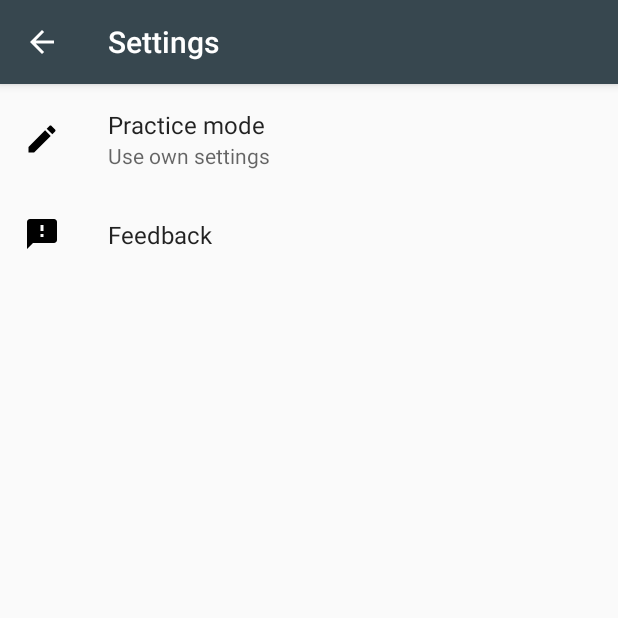
After one commit to LeeSeungYun1020/ArithmeticOperations, an Android app: the SettingsActivity screen opened directly, with no data from a screen before it, on a phone screen of 412 x 824 dp, the top half of it. The commit adds this screen. Run offline under Robolectric (Android 15) with nearby library versions, the phone set to English and light mode, and no system bars; our stand-ins replace androidx.preference.

Commit message:
설정 파트 구현 완료 SettingsActivity로 설정 activity 작동 1. 연습 모드 관련 설정 2. 피드백 관련 설정 (오류 보고, 깃허브 링크)

```diff
--- a/app/build.gradle
+++ b/app/build.gradle
@@ -31,6 +31,7 @@ dependencies {
     implementation 'androidx.appcompat:appcompat:1.1.0'
     implementation 'androidx.core:core-ktx:1.1.0'
     implementation 'androidx.constraintlayout:constraintlayout:1.1.3'
+    implementation 'androidx.legacy:legacy-support-v4:1.0.0'
     androidTestImplementation 'androidx.test.ext:junit:1.1.1'
     androidTestImplementation 'androidx.test.espresso:espresso-core:3.2.0'
 
@@ -52,10 +53,14 @@ dependencies {
     androidTestImplementation "androidx.arch.core:core-testing:$rootProject.androidxArchVersion"
     implementation "androidx.lifecycle:lifecycle-viewmodel-ktx:$rootProject.archLifecycleVersion"
 
+    // Setting
+    implementation "androidx.preference:preference:1.1.0"
+
     // Testing
     androidTestImplementation "androidx.arch.core:core-testing:$rootProject.coreTestingVersion"
     testImplementation 'junit:junit:4.12'
     androidTestImplementation('androidx.test.espresso:espresso-core:3.1.0', {
         exclude group: 'com.android.support', module: 'support-annotations'
     })
+    implementation 'androidx.preference:preference-ktx:1.1.0'
 }
--- a/app/src/main/java/android/leeseungyun/arithmeticoperations/MainActivity.kt
+++ b/app/src/main/java/android/leeseungyun/arithmeticoperations/MainActivity.kt
@@ -1,9 +1,9 @@
 package android.leeseungyun.arithmeticoperations
 
+import android.os.Bundle
 import androidx.appcompat.app.AppCompatActivity
-import android.os.Bundle
 import kotlinx.android.synthetic.main.activity_main.*
-import org.jetbrains.anko.*
+import org.jetbrains.anko.startActivity
 
 class MainActivity : AppCompatActivity() {
 
@@ -14,12 +14,13 @@ class MainActivity : AppCompatActivity() {
             startActivity<GameActivity>()
         }
         practiceButton.setOnClickListener {
+
         }
         descriptionButton.setOnClickListener {
 
         }
         settingButton.setOnClickListener {
-
+            startActivity<SettingsActivity>()
         }
     }
 }
--- /dev/null
+++ b/app/src/main/java/android/leeseungyun/arithmeticoperations/SettingsActivity.kt
@@ -0,0 +1,91 @@
+package android.leeseungyun.arithmeticoperations
+
+import android.os.Bundle
+import androidx.appcompat.app.AppCompatActivity
+import androidx.fragment.app.FragmentManager
+import androidx.preference.EditTextPreference
+import androidx.preference.Preference
+import androidx.preference.PreferenceFragmentCompat
+import androidx.preference.SeekBarPreference
+import org.jetbrains.anko.support.v4.browse
+import org.jetbrains.anko.support.v4.email
+
+class SettingsActivity : AppCompatActivity() {
+
+    override fun onCreate(savedInstanceState: Bundle?) {
+        super.onCreate(savedInstanceState)
+        setContentView(R.layout.settings_activity)
+        supportFragmentManager
+            .beginTransaction()
+            .replace(R.id.settings, SettingsFragment(supportFragmentManager))
+            .commit()
+        supportActionBar?.setDisplayHomeAsUpEnabled(true)
+    }
+
+    class SettingsFragment(private val supportFragmentManager: FragmentManager) :
+        PreferenceFragmentCompat() {
+        override fun onCreatePreferences(savedInstanceState: Bundle?, rootKey: String?) {
+            setPreferencesFromResource(R.xml.root_preferences, rootKey)
+
+            findPreference<Preference>("practiceRoot")?.setOnPreferenceClickListener {
+                supportFragmentManager
+                    .beginTransaction()
+                    .replace(R.id.settings, SettingsPracticeModeFragment())
+                    .addToBackStack(null)
+                    .commit()
+                true
+            }
+            findPreference<Preference>("feedbackRoot")?.setOnPreferenceClickListener {
+                supportFragmentManager
+                    .beginTransaction()
+                    .replace(R.id.settings, SettingsFeedbackFragment())
+                    .addToBackStack(null)
+                    .commit()
+                true
+            }
+        }
+    }
+
+    class SettingsPracticeModeFragment : PreferenceFragmentCompat() {
+        override fun onCreatePreferences(savedInstanceState: Bundle?, rootKey: String?) {
+            setPreferencesFromResource(R.xml.practice_preferences, rootKey)
+            val time = findPreference<SeekBarPreference>("practiceTime")
+            val goal = findPreference<SeekBarPreference>("practiceGoal")
+            val life = findPreference<SeekBarPreference>("practiceLife")
+            val key = findPreference<SeekBarPreference>("practiceKey")
+            val max = findPreference<SeekBarPreference>("practiceMax")
+
+            findPreference<Preference>("practiceStandard")?.setOnPreferenceClickListener {
+                val resources = resources
+                time?.value = resources.getInteger(R.integer.time)
+                goal?.value = resources.getInteger(R.integer.goal)
+                life?.value = resources.getInteger(R.integer.life)
+                key?.value = resources.getInteger(R.integer.key)
+                max?.value = resources.getInteger(R.integer.max)
+                true
+            }
+        }
+    }
+
+    class SettingsFeedbackFragment : PreferenceFragmentCompat() {
+        override fun onCreatePreferences(savedInstanceState: Bundle?, rootKey: String?) {
+            setPreferencesFromResource(R.xml.feedback_preferences, rootKey)
+            findPreference<EditTextPreference>("bugReport")
+                ?.setOnPreferenceChangeListener { preference, message ->
+                    (preference as EditTextPreference).setOnBindEditTextListener {
+                        it.text.clear()
+                    }
+                    email(
+                        "ileilliat@gmail.com",
+                        "<Feedback> Bug Report",
+                        "App: ArithmeticOperations (AO)\n" +
+                                "Detail: ${message}"
+                    )
+                    true
+                }
+            findPreference<Preference>("github")?.setOnPreferenceClickListener {
+                browse("https://github.com/LeeSeungYun1020/ArithmeticOperations")
+            }
+        }
+    }
+}
--- /dev/null
+++ b/app/src/main/res/drawable/ic_bug_report_black_24dp.xml
@@ -0,0 +1,9 @@
+<vector xmlns:android="http://schemas.android.com/apk/res/android"
+    android:width="24dp"
+    android:height="24dp"
+    android:viewportWidth="24.0"
+    android:viewportHeight="24.0">
+    <path
+        android:fillColor="#FF000000"
+        android:pathData="M20,8h-2.81c-0.45,-0.78 -1.07,-1.45 -1.82,-1.96L17,4.41 15.59,3l-2.17,2.17C12.96,5.06 12.49,5 12,5c-0.49,0 -0.96,0.06 -1.41,0.17L8.41,3 7,4.41l1.62,1.63C7.88,6.55 7.26,7.22 6.81,8L4,8v2h2.09c-0.05,0.33 -0.09,0.66 -0.09,1v1L4,12v2h2v1c0,0.34 0.04,0.67 0.09,1L4,16v2h2.81c1.04,1.79 2.97,3 5.19,3s4.15,-1.21 5.19,-3L20,18v-2h-2.09c0.05,-0.33 0.09,-0.66 0.09,-1v-1h2v-2h-2v-1c0,-0.34 -0.04,-0.67 -0.09,-1L20,10L20,8zM14,16h-4v-2h4v2zM14,12h-4v-2h4v2z" />
+</vector>
--- /dev/null
+++ b/app/src/main/res/drawable/ic_feedback_black_24dp.xml
@@ -0,0 +1,9 @@
+<vector xmlns:android="http://schemas.android.com/apk/res/android"
+    android:width="24dp"
+    android:height="24dp"
+    android:viewportWidth="24.0"
+    android:viewportHeight="24.0">
+    <path
+        android:fillColor="#FF000000"
+        android:pathData="M20,2L4,2c-1.1,0 -1.99,0.9 -1.99,2L2,22l4,-4h14c1.1,0 2,-0.9 2,-2L22,4c0,-1.1 -0.9,-2 -2,-2zM13,14h-2v-2h2v2zM13,10h-2L11,6h2v4z" />
+</vector>
--- /dev/null
+++ b/app/src/main/res/drawable/ic_git.xml
@@ -0,0 +1,9 @@
+<vector xmlns:android="http://schemas.android.com/apk/res/android"
+    android:width="24dp"
+    android:height="24dp"
+    android:viewportWidth="24"
+    android:viewportHeight="24">
+    <path
+        android:fillColor="#000000"
+        android:pathData="M20.293,11.793L12.207,3.707C11.8164,3.3164 11.1836,3.3164 10.793,3.707L9.1016,5.3945L10.8555,7.1484C11.0508,7.0586 11.2695,7 11.5,7C12.3281,7 13,7.6719 13,8.5C13,8.7305 12.9414,8.9453 12.8477,9.1445L14.8555,11.1484C15.0508,11.0586 15.2695,11 15.5,11C16.3281,11 17,11.6719 17,12.5C17,13.3281 16.3281,14 15.5,14C14.6719,14 14,13.3281 14,12.5C14,12.2695 14.0547,12.0547 14.1484,11.8555L12.1406,9.8516C12.0977,9.8711 12.0469,9.8906 12,9.9063L12,15.0938C12.5781,15.3008 13,15.8477 13,16.5C13,17.3281 12.3281,18 11.5,18C10.6719,18 10,17.3281 10,16.5C10,15.8477 10.418,15.2969 11,15.0938L11,9.9063C10.418,9.6992 10,9.1523 10,8.5C10,8.2695 10.0547,8.0547 10.1484,7.8555L8.3945,6.1055L2.707,11.793C2.3164,12.1836 2.3164,12.8164 2.707,13.207L10.793,21.293C11.1836,21.6836 11.8164,21.6836 12.207,21.293L20.293,13.207C20.6836,12.8164 20.6836,12.1836 20.293,11.793Z" />
+</vector>
--- /dev/null
+++ b/app/src/main/res/drawable/ic_goal_black_24dp.xml
@@ -0,0 +1,9 @@
+<vector xmlns:android="http://schemas.android.com/apk/res/android"
+    android:width="24dp"
+    android:height="24dp"
+    android:viewportWidth="24.0"
+    android:viewportHeight="24.0">
+    <path
+        android:fillColor="#FF000000"
+        android:pathData="M12,10.9c-0.61,0 -1.1,0.49 -1.1,1.1s0.49,1.1 1.1,1.1c0.61,0 1.1,-0.49 1.1,-1.1s-0.49,-1.1 -1.1,-1.1zM12,2C6.48,2 2,6.48 2,12s4.48,10 10,10 10,-4.48 10,-10S17.52,2 12,2zM14.19,14.19L6,18l3.81,-8.19L18,6l-3.81,8.19z" />
+</vector>
--- /dev/null
+++ b/app/src/main/res/drawable/ic_mode_edit_black_24dp.xml
@@ -0,0 +1,9 @@
+<vector xmlns:android="http://schemas.android.com/apk/res/android"
+    android:width="24dp"
+    android:height="24dp"
+    android:viewportWidth="24.0"
+    android:viewportHeight="24.0">
+    <path
+        android:fillColor="#FF000000"
+        android:pathData="M3,17.25V21h3.75L17.81,9.94l-3.75,-3.75L3,17.25zM20.71,7.04c0.39,-0.39 0.39,-1.02 0,-1.41l-2.34,-2.34c-0.39,-0.39 -1.02,-0.39 -1.41,0l-1.83,1.83 3.75,3.75 1.83,-1.83z" />
+</vector>
--- /dev/null
+++ b/app/src/main/res/drawable/ic_number_9_plus_black_24dp.xml
@@ -0,0 +1,9 @@
+<vector xmlns:android="http://schemas.android.com/apk/res/android"
+    android:width="24dp"
+    android:height="24dp"
+    android:viewportWidth="24.0"
+    android:viewportHeight="24.0">
+    <path
+        android:fillColor="#FF000000"
+        android:pathData="M3,5L1,5v16c0,1.1 0.9,2 2,2h16v-2L3,21L3,5zM14,12L14,8c0,-1.11 -0.9,-2 -2,-2h-1c-1.1,0 -2,0.89 -2,2v1c0,1.11 0.9,2 2,2h1v1L9,12v2h3c1.1,0 2,-0.89 2,-2zM11,9L11,8h1v1h-1zM21,1L7,1c-1.1,0 -2,0.9 -2,2v14c0,1.1 0.9,2 2,2h14c1.1,0 2,-0.9 2,-2L23,3c0,-1.1 -0.9,-2 -2,-2zM21,9h-2L19,7h-2v2h-2v2h2v2h2v-2h2v6L7,17L7,3h14v6z" />
+</vector>
--- /dev/null
+++ b/app/src/main/res/layout/settings_activity.xml
@@ -0,0 +1,9 @@
+<LinearLayout xmlns:android="http://schemas.android.com/apk/res/android"
+    android:layout_width="match_parent"
+    android:layout_height="match_parent">
+
+    <FrameLayout
+        android:id="@+id/settings"
+        android:layout_width="match_parent"
+        android:layout_height="match_parent" />
+</LinearLayout>
--- a/app/src/main/res/values/colors.xml
+++ b/app/src/main/res/values/colors.xml
@@ -4,5 +4,6 @@
     <color name="colorPrimaryDark">#aebfbe</color>
     <color name="colorPrimaryText">#000000</color>
     <color name="colorAccent">#37474F</color>
+    <color name="colorAccentDark">#102027</color>
     <color name="colorAccentText">#FFFFFF</color>
 </resources>
--- /dev/null
+++ b/app/src/main/res/values/integers.xml
@@ -0,0 +1,8 @@
+<?xml version="1.0" encoding="utf-8"?>
+<resources>
+    <integer name="time">30</integer>
+    <integer name="goal">20</integer>
+    <integer name="life">3</integer>
+    <integer name="key">2</integer>
+    <integer name="max">1</integer>
+</resources>
--- a/app/src/main/res/values/strings.xml
+++ b/app/src/main/res/values/strings.xml
@@ -6,14 +6,14 @@
     <string name="mul" translatable="false">×</string>
     <string name="undefined" translatable="false">\?</string>
     <string name="start">Start</string>
-    <string name="pause">pause</string>
-    <string name="pass">pass</string>
+    <string name="pause">Pause</string>
+    <string name="pass">Pass</string>
     <string name="time">Time</string>
     <string name="life">Life</string>
     <string name="key">Key</string>
-    <string name="practice">practice</string>
-    <string name="description">description</string>
-    <string name="setting">setting</string>
+    <string name="practice">Practice</string>
+    <string name="description">Description</string>
+    <string name="setting">Settings</string>
     <string name="score" translatable="false">\??/??</string>
     <string name="giveUpGame">Do you want to give up the game?</string>
     <string name="win">Win</string>
@@ -22,10 +22,23 @@
     <string name="clickBox">Open your present box.</string>
     <string name="gift">Gift</string>
     <string name="empty">Empty box</string>
-    <string name="emptyMsg">There is nothing in the box...</string>
+    <string name="emptyMsg">There is nothing in the box…</string>
     <string name="giftMsgKey">You get a key.</string>
     <string name="wrong">wrong answer!</string>
     <string name="lose">Lose</string>
-    <string name="loseMsg">You can clear next time...</string>
+    <string name="loseMsg">You can clear next time…</string>
     <string name="passUnable">You don\'t have enough key to pass</string>
+    <string name="title_activity_settings">Settings</string>
+    <string name="goalScore">Goal score</string>
+    <string name="max">Digit</string>
+    <string name="practiceModeSettingMsg">Use own settings</string>
+    <string name="practiceModeSettingOnMsg">Practice mode use your settings.</string>
+    <string name="practiceModeSettingOffMsg">Practice mode use standard settings.</string>
+    <string name="sendBugReport">Send bug report</string>
+    <string name="github">Github</string>
+    <string name="feedback">Feedback</string>
+    <string name="practiceMode">Practice mode</string>
+    <string name="send">send</string>
+    <string name="standard">Revert to standard settings</string>
+    <string name="standardMsg">Set all values to standard game setttings.</string>
 </resources>
--- a/app/src/main/res/values/styles.xml
+++ b/app/src/main/res/values/styles.xml
@@ -15,6 +15,13 @@
         <item name="windowNoTitle">true</item>
     </style>
 
+    <style name="AppTheme.Settings" parent="Theme.AppCompat.Light.DarkActionBar">
+        <item name="colorPrimary">@color/colorAccent</item>
+        <item name="colorPrimaryDark">@color/colorAccentDark</item>
+        <item name="colorAccent">@color/colorPrimaryDark</item>
+        <item name="windowActionBar">true</item>
+    </style>
+
     <style name="AppTheme.AppBarOverlay" parent="ThemeOverlay.AppCompat.Dark.ActionBar" />
 
     <style name="AppTheme.PopupOverlay" parent="ThemeOverlay.AppCompat.Light" />
--- /dev/null
+++ b/app/src/main/res/xml/backup.xml
@@ -0,0 +1,6 @@
+<?xml version="1.0" encoding="utf-8"?>
+<full-backup-content>
+    <include
+        domain="sharedpref"
+        path="." />
+</full-backup-content>
--- /dev/null
+++ b/app/src/main/res/xml/feedback_preferences.xml
@@ -0,0 +1,14 @@
+<PreferenceScreen xmlns:android="http://schemas.android.com/apk/res/android"
+    xmlns:app="http://schemas.android.com/apk/res-auto"
+    android:title="@string/practice">
+    <EditTextPreference
+        android:saveEnabled="false"
+        app:icon="@drawable/ic_bug_report_black_24dp"
+        app:key="bugReport"
+        app:positiveButtonText="@string/send"
+        app:title="@string/sendBugReport" />
+    <Preference
+        app:icon="@drawable/ic_git"
+        app:key="github"
+        app:title="@string/github" />
+</PreferenceScreen>
--- /dev/null
+++ b/app/src/main/res/xml/practice_preferences.xml
@@ -0,0 +1,65 @@
+<PreferenceScreen xmlns:android="http://schemas.android.com/apk/res/android"
+    xmlns:app="http://schemas.android.com/apk/res-auto"
+    app:title="@string/practice">
+    <SwitchPreferenceCompat
+        app:iconSpaceReserved="false"
+        app:key="practiceMode"
+        app:summaryOff="@string/practiceModeSettingOffMsg"
+        app:summaryOn="@string/practiceModeSettingOnMsg"
+        app:title="@string/practiceModeSettingMsg" />
+    <PreferenceCategory
+        app:iconSpaceReserved="false"
+        app:title="@string/practiceMode">
+        <SeekBarPreference
+            android:max="120"
+            app:defaultValue="@integer/time"
+            app:dependency="practiceMode"
+            app:icon="@drawable/ic_timer_black_24dp"
+            app:key="practiceTime"
+            app:min="5"
+            app:showSeekBarValue="true"
+            app:title="@string/time" />
+        <SeekBarPreference
+            android:max="100"
+            app:defaultValue="@integer/goal"
+            app:dependency="practiceMode"
+            app:icon="@drawable/ic_goal_black_24dp"
+            app:key="practiceGoal"
+            app:min="1"
+            app:showSeekBarValue="true"
+            app:title="@string/goalScore" />
+        <SeekBarPreference
+            android:max="10"
+            app:defaultValue="@integer/life"
+            app:dependency="practiceMode"
+            app:icon="@drawable/ic_heart_black_24dp"
+            app:key="practiceLife"
+            app:min="1"
+            app:showSeekBarValue="true"
+            app:title="@string/life" />
+        <SeekBarPreference
+            android:max="10"
+            app:defaultValue="@integer/key"
+            app:dependency="practiceMode"
+            app:icon="@drawable/ic_vpn_key_black_24dp"
+            app:key="practiceKey"
+            app:min="0"
+            app:showSeekBarValue="true"
+            app:title="@string/key" />
+        <SeekBarPreference
+            android:max="3"
+            app:defaultValue="@integer/max"
+            app:dependency="practiceMode"
+            app:icon="@drawable/ic_number_9_plus_black_24dp"
+            app:key="practiceMax"
+            app:min="1"
+            app:showSeekBarValue="true"
+            app:title="@string/max" />
+        <Preference
+            app:dependency="practiceMode"
+            app:iconSpaceReserved="false"
+            app:key="practiceStandard"
+            app:summary="@string/standardMsg"
+            app:title="@string/standard" />
+    </PreferenceCategory>
+</PreferenceScreen>
--- /dev/null
+++ b/app/src/main/res/xml/root_preferences.xml
@@ -0,0 +1,30 @@
+<!--
+  ~ Copyright 2018 The app Open Source Project
+  ~
+  ~ Licensed under the Apache License, Version 2.0 (the "License");
+  ~ you may not use this file except in compliance with the License.
+  ~ You may obtain a copy of the License at
+  ~
+  ~      http://www.apache.org/licenses/LICENSE-2.0
+  ~
+  ~ Unless required by applicable law or agreed to in writing, software
+  ~ distributed under the License is distributed on an "AS IS" BASIS,
+  ~ WITHOUT WARRANTIES OR CONDITIONS OF ANY KIND, either express or implied.
+  ~ See the License for the specific language governing permissions and
+  ~ limitations under the License.
+  -->
+
+<PreferenceScreen xmlns:app="http://schemas.android.com/apk/res-auto"
+    app:title="@string/title_activity_settings">
+
+    <Preference
+        app:icon="@drawable/ic_mode_edit_black_24dp"
+        app:key="practiceRoot"
+        app:summary="@string/practiceModeSettingMsg"
+        app:title="@string/practiceMode" />
+    <Preference
+        app:icon="@drawable/ic_feedback_black_24dp"
+        app:key="feedbackRoot"
+        app:title="@string/feedback" />
+
+</PreferenceScreen>
```
Also changed, not shown: app/src/main/AndroidManifest.xml (+7 -2 lines), 1 other file.
